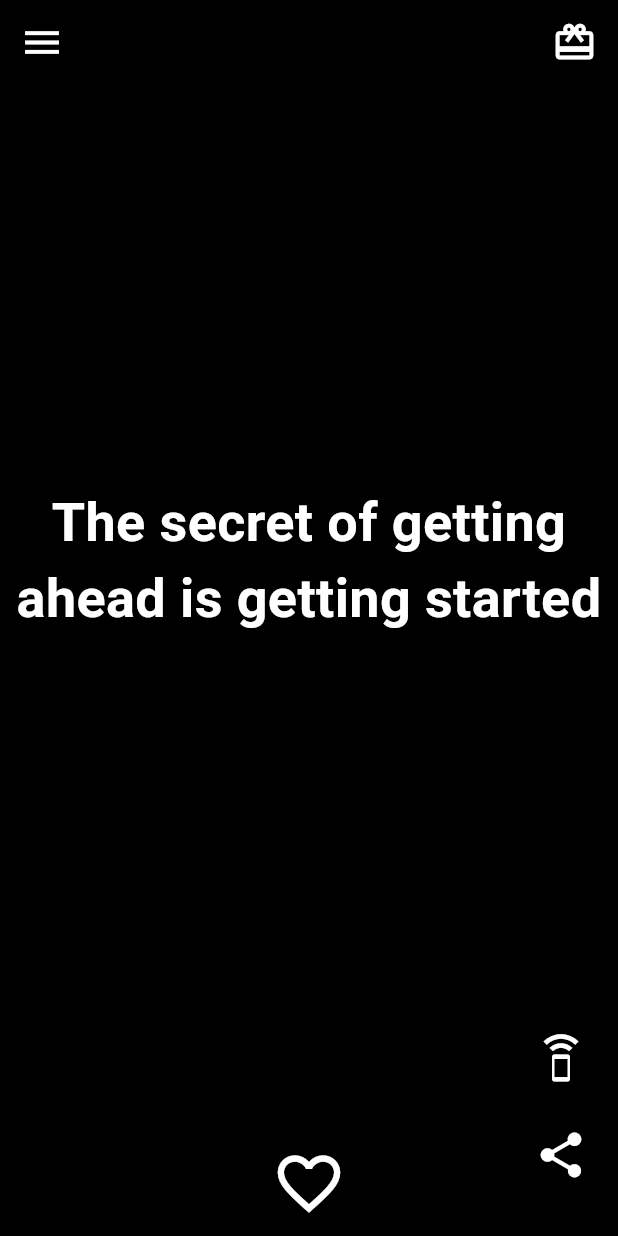
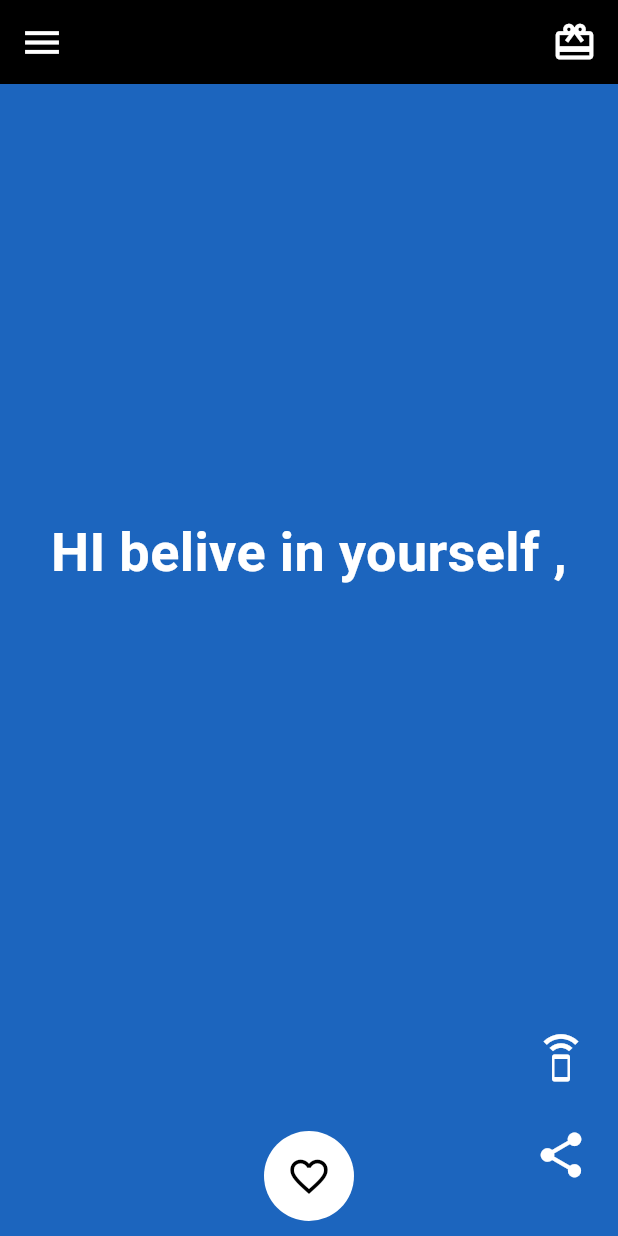
Before and after one commit to mehar8877/echo_vibes, a Flutter app: the screen it shows after launch, on a phone screen of 412 x 824 dp. Run offline on Flutter 3.47's test engine with Material 3 defaults, Android fonts, the light colour scheme and no system bars; our stand-ins replace flutter_tts, share_plus.

Commit message:
quotation added

```diff
--- a/lib/main.dart
+++ b/lib/main.dart
@@ -9,7 +9,7 @@ void main() {
   runApp(
     MultiProvider(providers: [
       ChangeNotifierProvider(create: (_)=>LikeProvider()),
-      ChangeNotifierProvider(create: (_)=>ColorProvider()),
+     ChangeNotifierProvider(create: (_)=>ColorProvider()),
     ],child: MyApp(),)
     );
 }
--- a/lib/screens/home_screen.dart
+++ b/lib/screens/home_screen.dart
@@ -4,6 +4,7 @@ import 'package:flutter/material.dart';
 import 'package:flutter_tts/flutter_tts.dart';
 import 'package:provider/provider.dart';
 import 'package:share_plus/share_plus.dart';
+import 'dart:math';
 // Import ColorProvider
 
 class HomeScreen extends StatefulWidget {
@@ -18,11 +19,13 @@ class _HomeScreenState extends State<HomeScreen> {
   late PageController _pageController;
 
   final List<String> screens = [
+    'HI belive in yourself ,',
     'The secret of getting ahead is getting started',
     'You don\'t have to be great to start, but you have to start to be great',
     'It always seems impossible until it’s done',
     'The only way to do great work is to love what you do',
     '"Don\'t watch the clock; do what it does. Keep going'
+
   ];
 
   @override
@@ -45,6 +48,7 @@ class _HomeScreenState extends State<HomeScreen> {
 
   @override
   Widget build(BuildContext context) {
+    Random random = Random();
     final double totalHeight = MediaQuery.of(context).size.height;
     final double totalWidth = MediaQuery.of(context).size.width;
 
@@ -94,16 +98,13 @@ class _HomeScreenState extends State<HomeScreen> {
               child: Stack(
                 alignment: Alignment.center,
                 children: [
+
                   Container(
+
                     width: totalWidth,
                     height: totalHeight,
                     decoration: BoxDecoration(
-                      gradient: LinearGradient(
-                        begin: Alignment.topCenter,
-                        end: Alignment.bottomCenter,
-                        colors: colorProvider
-                            .currentGradient, // Use current gradient
-                      ),
+                      color: Color.fromRGBO(random.nextInt(256),random.nextInt(256) , random.nextInt(256), 1)
                     ),
                   ),
                   Align(
@@ -182,15 +183,21 @@ class _HomeScreenState extends State<HomeScreen> {
                               onTap: () {
                                 like.toggle(index);
                               },
-                              child: Icon(
-                                like.isLiked(index)
-                                    ? Icons.favorite
-                                    : Icons.favorite_border_outlined,
-                                color: like.isLiked(index)
-                                    ? Colors.red
-                                    : Colors.white,
-                                size: 50,
-                              ),
+                              child:Container(
+                                width: 60, // Slightly larger for a more noticeable button
+                                height: 60,
+                                decoration: BoxDecoration(
+                                  shape: BoxShape.circle, // Ensures the container stays circular
+                                  color: Colors.white
+                                ),
+                                child: Icon(
+                                  like.isLiked(index) ? Icons.favorite : Icons.favorite_border_outlined,
+                                  color: like.isLiked(index) ? Colors.red : Colors.black,
+                                  size: 30,
+                                  // Slightly reduced size for balance
+                                ),
+                              )
+
                             ),
                           ],
                         );
```
Also changed, not shown: pubspec.lock.
